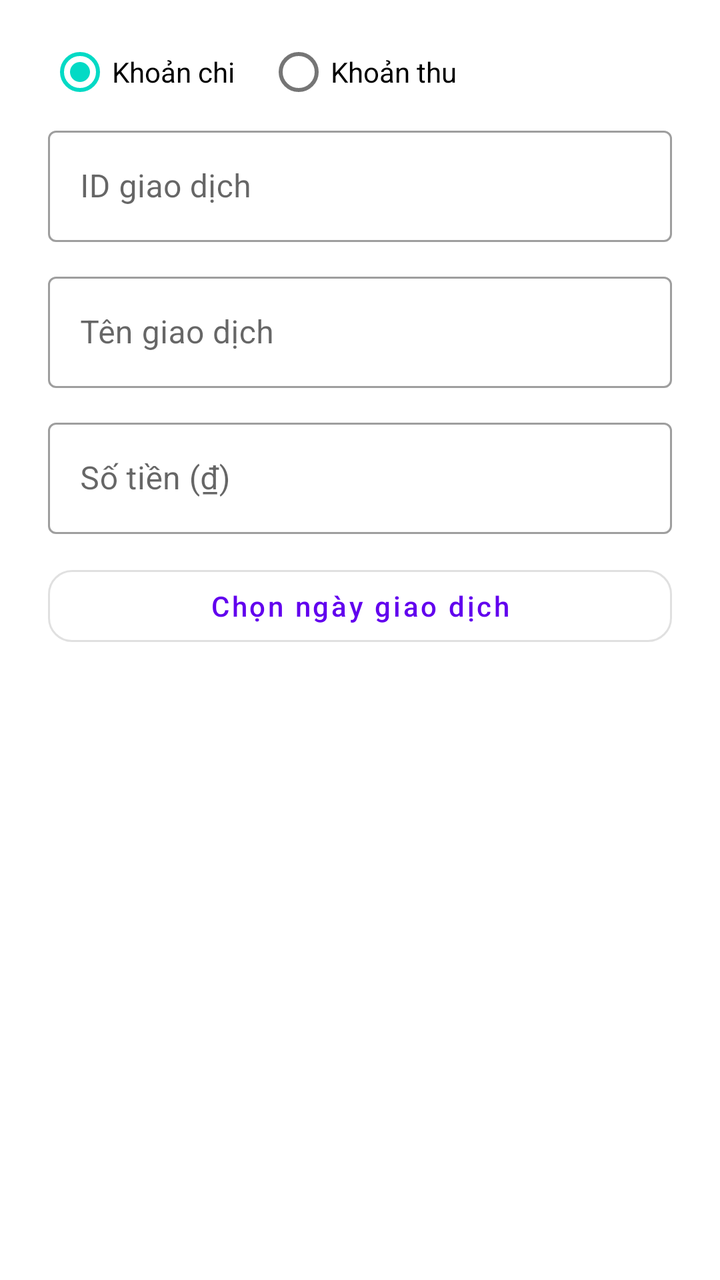
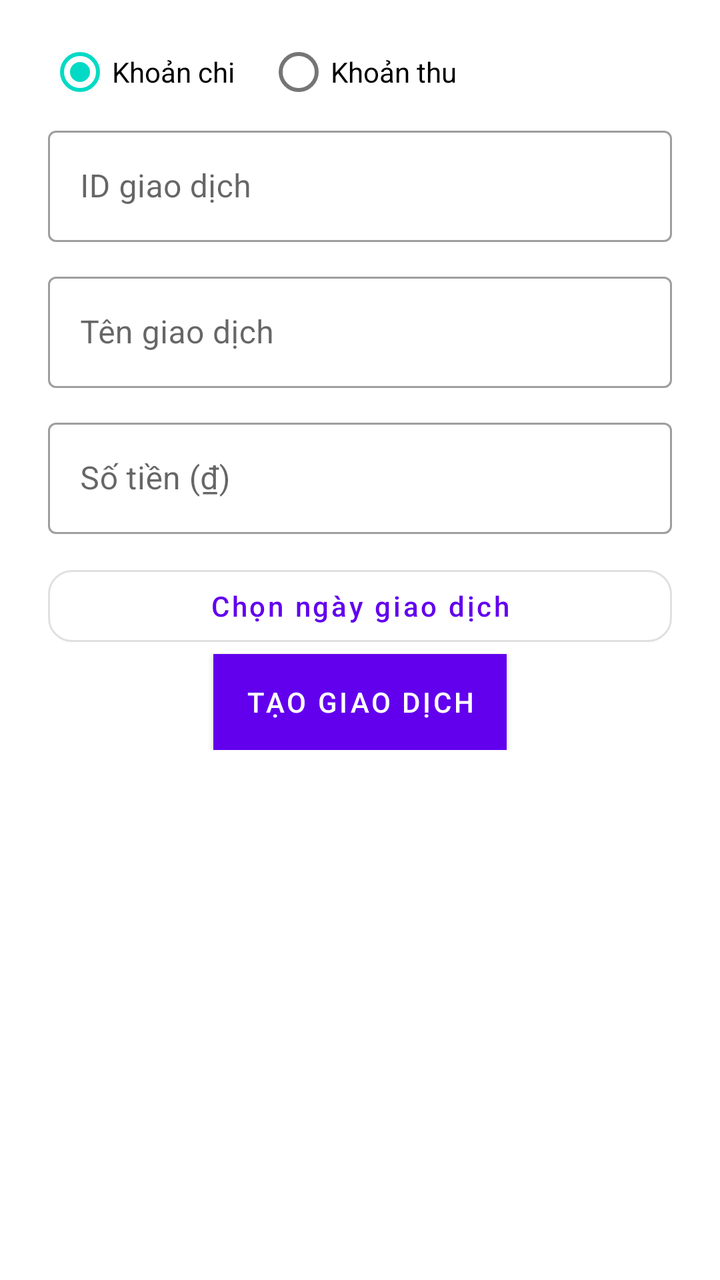

The first picture is an Android layout as it rendered before a commit; the second is the same layout after the commit. The layout source and the unified diff follow.
<!-- AndroidManifest.xml: application theme Theme.DemoV1 -->
<!-- res/layout/dialog_transaction.xml -->
<?xml version="1.0" encoding="utf-8"?>
<ScrollView xmlns:android="http://schemas.android.com/apk/res/android"
    xmlns:app="http://schemas.android.com/apk/res-auto"
    android:layout_width="match_parent"
    android:layout_height="wrap_content">

    <LinearLayout
        android:layout_width="match_parent"
        android:layout_height="wrap_content"
        android:orientation="vertical"
        android:paddingStart="24dp"
        android:paddingTop="12dp"
        android:paddingEnd="24dp">

        <RadioGroup
            android:id="@+id/transactionKind"
            android:layout_width="match_parent"
            android:layout_height="wrap_content"
            android:checkedButton="@+id/expense"
            android:orientation="horizontal">

            <RadioButton
                android:id="@+id/expense"
                android:layout_width="wrap_content"
                android:layout_height="wrap_content"
                android:minHeight="48dp"
                android:text="@string/transaction_expense" />

            <RadioButton
                android:id="@+id/income"
                android:layout_width="wrap_content"
                android:layout_height="wrap_content"
                android:layout_marginStart="16dp"
                android:minHeight="48dp"
                android:text="@string/transaction_income" />
        </RadioGroup>

        <com.google.android.material.textfield.TextInputLayout
            style="@style/Widget.MaterialComponents.TextInputLayout.OutlinedBox"
            android:layout_width="match_parent"
            android:layout_height="wrap_content"
            android:layout_marginBottom="12dp"
            android:hint="@string/transaction_id">

            <com.google.android.material.textfield.TextInputEditText
                android:id="@+id/transactionId"
                android:layout_width="match_parent"
                android:layout_height="wrap_content"
                android:inputType="number" />
        </com.google.android.material.textfield.TextInputLayout>

        <com.google.android.material.textfield.TextInputLayout
            style="@style/Widget.MaterialComponents.TextInputLayout.OutlinedBox"
            android:layout_width="match_parent"
            android:layout_height="wrap_content"
            android:hint="@string/transaction_name">

            <com.google.android.material.textfield.TextInputEditText
                android:id="@+id/transactionName"
                android:layout_width="match_parent"
                android:layout_height="wrap_content"
                android:inputType="textCapSentences"
                android:maxLines="1" />
        </com.google.android.material.textfield.TextInputLayout>

        <com.google.android.material.textfield.TextInputLayout
            style="@style/Widget.MaterialComponents.TextInputLayout.OutlinedBox"
            android:layout_width="match_parent"
            android:layout_height="wrap_content"
            android:layout_marginTop="12dp"
            android:hint="@string/transaction_amount">

            <com.google.android.material.textfield.TextInputEditText
                android:id="@+id/transactionAmount"
                android:layout_width="match_parent"
                android:layout_height="wrap_content"
                android:inputType="number" />
        </com.google.android.material.textfield.TextInputLayout>
        <com.google.android.material.button.MaterialButton
            android:id="@+id/selectDate"
            style="@style/Widget.MaterialComponents.Button.OutlinedButton"
            android:layout_width="match_parent"
            android:layout_height="wrap_content"
            android:layout_marginTop="12dp"
            android:minHeight="48dp"
            android:text="@string/transaction_choose_date"
            android:textAllCaps="false"
            app:cornerRadius="12dp" />
    </LinearLayout>
</ScrollView>
<!-- resources referenced by this layout -->
<resources>
  <string name="transaction_amount">Số tiền (₫)</string>
  <string name="transaction_choose_date">Chọn ngày giao dịch</string>
  <string name="transaction_expense">Khoản chi</string>
  <string name="transaction_id">ID giao dịch</string>
  <string name="transaction_income">Khoản thu</string>
  <string name="transaction_name">Tên giao dịch</string>
  <style name="Theme.DemoV1" parent="Theme.MaterialComponents.DayNight.NoActionBar">
          
          <item name="colorPrimary">@color/purple_500</item>
          <item name="colorPrimaryVariant">@color/purple_700</item>
          <item name="colorOnPrimary">@color/white</item>
          
          <item name="colorSecondary">@color/teal_200</item>
          <item name="colorSecondaryVariant">@color/teal_700</item>
          <item name="colorOnSecondary">@color/black</item>
          
          <item name="android:statusBarColor">?attr/colorPrimaryVariant</item>
          
      <item name="android:statusBarColor">@color/white</item>
      <item name="android:windowLightStatusBar">true</item>
      </style>
  <color name="purple_500">#FF6200EE</color>
  <color name="purple_700">#FF3700B3</color>
  <color name="white">#FFFFFFFF</color>
  <color name="teal_200">#FF03DAC5</color>
  <color name="teal_700">#FF018786</color>
  <color name="black">#FF000000</color>
</resources>

<!-- the commit's change to res/layout/dialog_transaction.xml (unified diff, before → after) -->
@@ -86,5 +86,14 @@
             android:text="@string/transaction_choose_date"
             android:textAllCaps="false"
             app:cornerRadius="12dp" />
+
+        <Button
+            android:id="@+id/createTransaction"
+            android:layout_width="wrap_content"
+            android:layout_height="match_parent"
+            android:background="@color/primarycolor"
+            android:layout_gravity="center_horizontal"
+            android:text="Tạo giao dịch"
+            />
     </LinearLayout>
 </ScrollView>
<!-- resource entries referenced after the edit -->
@@ -1,5 +1,6 @@
 <!-- resources referenced by this layout -->
 <resources>
+  <color name="primarycolor">#217BF2</color>
   <string name="transaction_amount">Số tiền (₫)</string>
   <string name="transaction_choose_date">Chọn ngày giao dịch</string>
   <string name="transaction_expense">Khoản chi</string>
